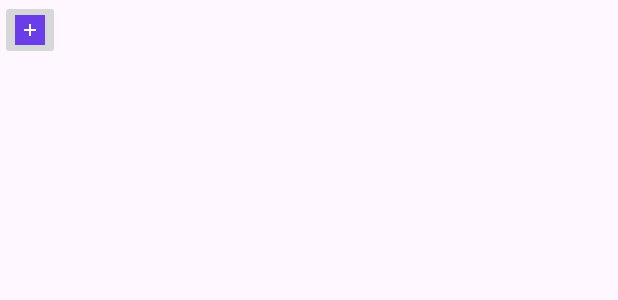
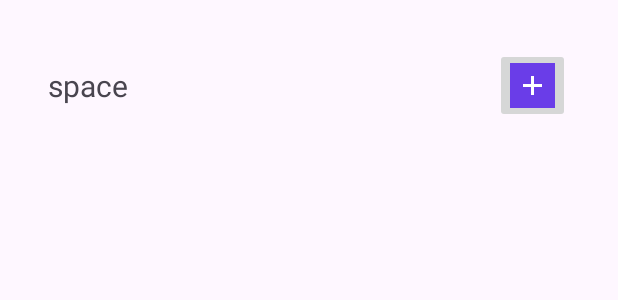
Before and after one commit to mzEntity/mood_diary, an Android app: the layout space_fragment_layout.xml on its own in the app's theme, with its tools: preview values and no code run, on a phone screen of 412 x 824 dp. Shown: the top 300 px of the screen. Run offline under Robolectric (Android 15) with nearby library versions, the phone set to English and light mode, and no system bars.

Commit message:
fix:login layout

```diff
--- a/front/app/src/main/AndroidManifest.xml
+++ b/front/app/src/main/AndroidManifest.xml
@@ -6,9 +6,9 @@
         android:allowBackup="true"
         android:dataExtractionRules="@xml/data_extraction_rules"
         android:fullBackupContent="@xml/backup_rules"
-        android:icon="@mipmap/ic_launcher"
+        android:icon="@drawable/vine_leaf_square"
         android:label="@string/app_name"
-        android:roundIcon="@mipmap/ic_launcher_round"
+        android:roundIcon="@drawable/vine_leaf_round"
         android:supportsRtl="true"
         android:theme="@style/Theme.MyApplication"
         android:usesCleartextTraffic="true"
--- a/front/app/src/main/java/com/example/myapplication/common/Config.java
+++ b/front/app/src/main/java/com/example/myapplication/common/Config.java
@@ -3,15 +3,13 @@ package com.example.myapplication.common;
 import java.util.HashMap;
 
 public class Config {
-    public static final String httpBasePath = "http://192.168.4.6:8080";
-
+//    public static final String httpBasePath = "http://192.168.4.6:8080";
+    public static final String httpBasePath = "http://10.223.231.244:8080";
     public static final HashMap<Integer, String> moodMap = new HashMap<>();
 
     public static final HashMap<Integer, String> requestMap = new HashMap<>();
 
     public static final HashMap<String, Integer> requestMapIS = new HashMap<>();
-
-    public static final String waitForCheck = "1";
 
     static {
         moodMap.put(1, "开心");
--- a/front/app/src/main/java/com/example/myapplication/fragment/Friend/FriendFragment.java
+++ b/front/app/src/main/java/com/example/myapplication/fragment/Friend/FriendFragment.java
@@ -40,6 +40,7 @@ public class FriendFragment extends Fragment {
         SessionManager sessionManager = new SessionManager(requireContext());
         if(!sessionManager.isLoggedIn()){
             sessionManager.redirectToLogin(getParentFragmentManager());
+            return view;
         }
         UserInfoItem user = sessionManager.getUserDetails();
 
--- a/front/app/src/main/java/com/example/myapplication/fragment/Friend/request/AddFriendDialogFragment.java
+++ b/front/app/src/main/java/com/example/myapplication/fragment/Friend/request/AddFriendDialogFragment.java
@@ -38,6 +38,7 @@ public class AddFriendDialogFragment extends DialogFragment {
         SessionManager sessionManager = new SessionManager(requireContext());
         if(!sessionManager.isLoggedIn()){
             sessionManager.redirectToLogin(getParentFragmentManager());
+            return view;
         }
         UserInfoItem user = sessionManager.getUserDetails();
 
--- a/front/app/src/main/java/com/example/myapplication/fragment/Friend/response/FriendRequestFragment.java
+++ b/front/app/src/main/java/com/example/myapplication/fragment/Friend/response/FriendRequestFragment.java
@@ -34,6 +34,7 @@ public class FriendRequestFragment extends Fragment {
         SessionManager sessionManager = new SessionManager(requireContext());
         if(!sessionManager.isLoggedIn()){
             sessionManager.redirectToLogin(getParentFragmentManager());
+            return view;
         }
         UserInfoItem user = sessionManager.getUserDetails();
         getRequestList(user.getId(), view);
--- a/front/app/src/main/java/com/example/myapplication/fragment/discovery/DiscoveryFragment.java
+++ b/front/app/src/main/java/com/example/myapplication/fragment/discovery/DiscoveryFragment.java
@@ -28,6 +28,7 @@ public class DiscoveryFragment extends Fragment {
         SessionManager sessionManager = new SessionManager(requireContext());
         if(!sessionManager.isLoggedIn()){
             sessionManager.redirectToLogin(getParentFragmentManager());
+            return view;
         }
         UserInfoItem user = sessionManager.getUserDetails();
 
--- a/front/app/src/main/java/com/example/myapplication/fragment/home/HomeFragment.java
+++ b/front/app/src/main/java/com/example/myapplication/fragment/home/HomeFragment.java
@@ -43,6 +43,7 @@ public class HomeFragment extends Fragment {
         SessionManager sessionManager = new SessionManager(requireContext());
         if(!sessionManager.isLoggedIn()){
             sessionManager.redirectToLogin(getParentFragmentManager());
+            return view;
         }
         UserInfoItem user = sessionManager.getUserDetails();
         int year = Utils.getCurrentYear();
--- a/front/app/src/main/java/com/example/myapplication/fragment/ownSpace/DiaryDetailFragment.java
+++ b/front/app/src/main/java/com/example/myapplication/fragment/ownSpace/DiaryDetailFragment.java
@@ -36,6 +36,7 @@ public class DiaryDetailFragment extends Fragment {
         SessionManager sessionManager = new SessionManager(requireContext());
         if(!sessionManager.isLoggedIn()){
             sessionManager.redirectToLogin(getParentFragmentManager());
+            return view;
         }
 
         Bundle args = getArguments();
--- a/front/app/src/main/java/com/example/myapplication/fragment/space/SpaceFragment.java
+++ b/front/app/src/main/java/com/example/myapplication/fragment/space/SpaceFragment.java
@@ -32,6 +32,7 @@ public class SpaceFragment extends Fragment {
         SessionManager sessionManager = new SessionManager(requireContext());
         if(!sessionManager.isLoggedIn()){
             sessionManager.redirectToLogin(getParentFragmentManager());
+            return view;
         }
         UserInfoItem user = sessionManager.getUserDetails();
 
--- a/front/app/src/main/java/com/example/myapplication/fragment/space/issue/IssueDialogFragment.java
+++ b/front/app/src/main/java/com/example/myapplication/fragment/space/issue/IssueDialogFragment.java
@@ -51,6 +51,7 @@ public class IssueDialogFragment extends DialogFragment {
         SessionManager sessionManager = new SessionManager(requireContext());
         if(!sessionManager.isLoggedIn()){
             sessionManager.redirectToLogin(getParentFragmentManager());
+            return view;
         }
         UserInfoItem user = sessionManager.getUserDetails();
 
@@ -61,10 +62,6 @@ public class IssueDialogFragment extends DialogFragment {
 
         Spinner spinner = view.findViewById(R.id.issue_mood_spinner);
         List<String> list = new ArrayList<>();
-        String[] allMoods = {"开心", "期待", "难受", "愤怒"};
-        for(String mood: allMoods){
-            list.add(mood);
-        }
         for(int moodId: Config.moodMap.keySet()){
             String moodName = Config.moodMap.get(moodId);
             IssueDialogFragment.moodMap.put(moodName, moodId);
--- a/front/app/src/main/java/com/example/myapplication/main/MainActivity.java
+++ b/front/app/src/main/java/com/example/myapplication/main/MainActivity.java
@@ -43,9 +43,9 @@ public class MainActivity extends AppCompatActivity {
 
         FragmentManager fragmentManager = getSupportFragmentManager();
         SessionManager sessionManager = new SessionManager(this);
-//        if(!sessionManager.isLoggedIn()){
+        if(!sessionManager.isLoggedIn()){
             sessionManager.redirectToLogin(fragmentManager);
-//        }
+        }
 
         fragmentManager.beginTransaction().replace(R.id.fragment_container, new DiscoveryFragment()).commit();
     }
--- a/front/app/src/main/res/layout/space_fragment_layout.xml
+++ b/front/app/src/main/res/layout/space_fragment_layout.xml
@@ -1,24 +1,34 @@
 <?xml version="1.0" encoding="utf-8"?>
 <!-- space_fragment_layout.xml -->
-<LinearLayout xmlns:android="http://schemas.android.com/apk/res/android"
+<RelativeLayout xmlns:android="http://schemas.android.com/apk/res/android"
     android:layout_width="match_parent"
     android:layout_height="match_parent"
-    android:gravity="top|center"
-    android:orientation="vertical">
-    <LinearLayout
+    android:padding="16dp">
+    <RelativeLayout
+        android:id="@+id/space_top_navi"
         android:layout_width="match_parent"
         android:layout_height="wrap_content"
-        android:orientation="horizontal">
+        android:padding="16dp">
+        <TextView
+            android:layout_width="wrap_content"
+            android:layout_height="wrap_content"
+            android:textSize="20dp"
+            android:text="space"
+            android:layout_alignParentLeft="true"
+            android:layout_centerVertical="true"></TextView>
         <ImageButton android:id="@+id/space_add_button"
-            android:layout_width="40dp"
-            android:layout_height="40dp"
+            android:layout_width="50dp"
+            android:layout_height="50dp"
             android:src="@drawable/ic_add"
-            android:scaleType="centerCrop">
+            android:scaleType="centerCrop"
+            android:layout_alignParentRight="true"
+            android:layout_centerVertical="true">
         </ImageButton>
-    </LinearLayout>
+    </RelativeLayout>
     <ListView
         android:id="@+id/space_list"
         android:layout_width="wrap_content"
-        android:layout_height="wrap_content">
+        android:layout_height="wrap_content"
+        android:layout_below="@id/space_top_navi">
     </ListView>
-</LinearLayout>
+</RelativeLayout>
--- a/front/app/src/main/res/values/strings.xml
+++ b/front/app/src/main/res/values/strings.xml
@@ -1,5 +1,5 @@
 <resources>
-    <string name="app_name">My Application</string>
+    <string name="app_name">心情日记</string>
     <string name="confirm">Confirm</string>
     <string name="cancel">Cancel</string>
 </resources>
```
Also changed, not shown: front/app/src/main/res/layout/login_layout.xml (+80 -20 lines).
